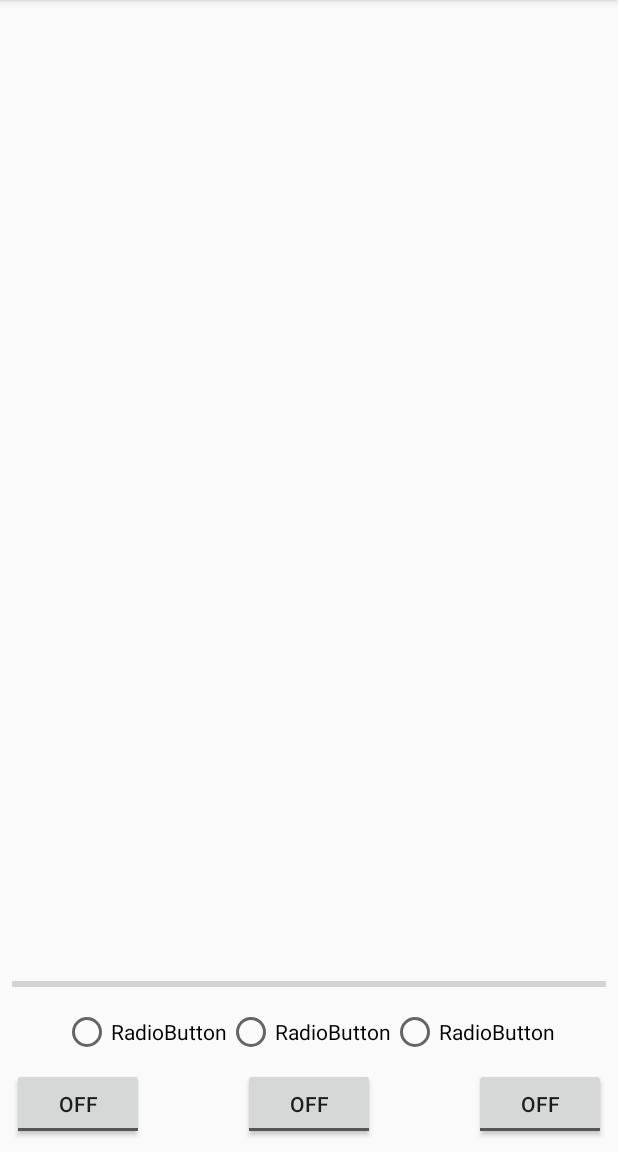
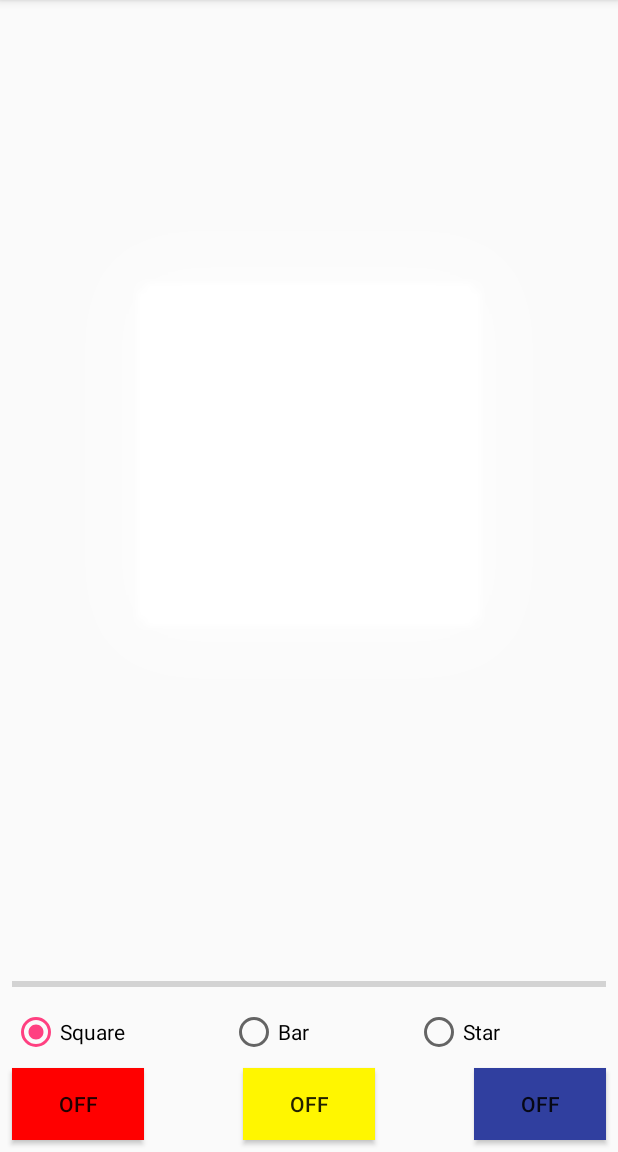
Before and after one commit to onero/MobileAssignmentGuiControls, an Android app: the HelloWorldActivity screen opened directly, with no data from a screen before it, on a phone screen of 412 x 824 dp, the part 84-1236 px from its top. Run offline under Robolectric (Android 15) with nearby library versions, the phone set to English and light mode, and no system bars.

Commit message:
Implemented RadioButtons

```diff
--- a/app/src/main/java/dk/adamino/mobileassignmentguicontrols/HelloWorldActivity.java
+++ b/app/src/main/java/dk/adamino/mobileassignmentguicontrols/HelloWorldActivity.java
@@ -1,16 +1,15 @@
 package dk.adamino.mobileassignmentguicontrols;
 
+import android.annotation.SuppressLint;
 import android.content.Context;
 import android.content.Intent;
-import android.graphics.Color;
 import android.support.v7.app.AppCompatActivity;
 import android.os.Bundle;
 import android.view.View;
 import android.widget.CompoundButton;
+import android.widget.ImageView;
 import android.widget.ProgressBar;
 import android.widget.RadioButton;
-import android.widget.RadioGroup;
-import android.widget.TextView;
 import android.widget.ToggleButton;
 
 import dk.adamino.mobileassignmentguicontrols.bll.ColorService;
@@ -18,11 +17,14 @@ import dk.adamino.mobileassignmentguicontrols.bll.IColorService;
 
 public class HelloWorldActivity extends AppCompatActivity {
 
-    private TextView mDisplayTextView;
+    private final int SQUARE_IMAGE_RES_ID = android.R.drawable.alert_light_frame;
+    private final int BAR_IMAGE_RES_ID = android.R.drawable.bottom_bar;
+    private final int STAR_RES_ID = android.R.drawable.star_big_off;
+
     private ProgressBar mProgressBar;
-    private RadioButton mRadioButtonOne, mRadioButtonTwo, mRadioButtonThree;
+    private RadioButton mSquareRadioButton, mBarRadioButton, mStarRadioButton;
     private ToggleButton mRedToggleButton, mYellowToggleButton, mBlueToggleButton;
-    private RadioGroup mRadioGroup;
+    private ImageView mDisplayImageView;
 
     private IColorService mColorService;
 
@@ -39,17 +41,36 @@ public class HelloWorldActivity extends AppCompatActivity {
 
         mColorService = new ColorService();
         initializeWidgets();
+        initializeRadioButtons();
+        initializeToggleButtons();
+        updateDisplay();
     }
 
     private void initializeWidgets(){
-        mDisplayTextView = findViewById(R.id.txtDisplayOne);
+        mDisplayImageView = findViewById(R.id.ivDisplay);
 
         mProgressBar = findViewById(R.id.pbProgress);
+    }
 
-        mRadioButtonOne = findViewById(R.id.rbtnValueOne);
-        mRadioButtonTwo = findViewById(R.id.rbtnValueTwo);
-        mRadioButtonThree = findViewById(R.id.rbtnValueThree);
+    private void initializeRadioButtons(){
+        View.OnClickListener ocl = new View.OnClickListener() {
+            @Override
+            public void onClick(View v) {
+                setImageResId(v);
+            }
+        };
 
+        mSquareRadioButton = findViewById(R.id.rbtnSquare);
+        mSquareRadioButton.setOnClickListener(ocl);
+
+        mBarRadioButton = findViewById(R.id.rbtnBar);
+        mBarRadioButton.setOnClickListener(ocl);
+
+        mStarRadioButton = findViewById(R.id.rbtnStar);
+        mStarRadioButton.setOnClickListener(ocl);
+    }
+
+    private void initializeToggleButtons(){
         CompoundButton.OnCheckedChangeListener occl = new CompoundButton.OnCheckedChangeListener() {
             @Override
             public void onCheckedChanged(CompoundButton buttonView, boolean isChecked) {
@@ -72,6 +93,25 @@ public class HelloWorldActivity extends AppCompatActivity {
                 mRedToggleButton.isChecked(),
                 mYellowToggleButton.isChecked(),
                 mBlueToggleButton.isChecked()));
-        mDisplayTextView.setBackgroundColor(color);
+        mDisplayImageView.setColorFilter(color);
+    }
+
+    private void setImageResId(View view){
+        RadioButton radio = (RadioButton) view;
+        int id = radio.getId();
+        switch (id){
+            case R.id.rbtnSquare:{
+                mDisplayImageView.setImageResource(SQUARE_IMAGE_RES_ID);
+                break;
+            }
+            case R.id.rbtnBar:{
+                mDisplayImageView.setImageResource(BAR_IMAGE_RES_ID);
+                break;
+            }
+            case R.id.rbtnStar:{
+                mDisplayImageView.setImageResource(STAR_RES_ID);
+                break;
+            }
+        }
     }
 }
--- a/app/src/main/res/layout/activity_hello_world.xml
+++ b/app/src/main/res/layout/activity_hello_world.xml
@@ -25,6 +25,7 @@
         android:layout_height="wrap_content"
         android:layout_marginBottom="8dp"
         android:layout_marginStart="8dp"
+        android:background="@color/kLindvedRed"
         android:checked="false"
         android:text="Red"
         app:layout_constraintBottom_toBottomOf="parent"
@@ -37,6 +38,7 @@
         android:layout_marginBottom="8dp"
         android:layout_marginEnd="8dp"
         android:layout_marginStart="8dp"
+        android:background="@color/kLindvedYellow"
         android:text="Yellow"
         app:layout_constraintBottom_toBottomOf="parent"
         app:layout_constraintEnd_toStartOf="@+id/tbtnBlue"
@@ -48,56 +50,58 @@
         android:layout_height="wrap_content"
         android:layout_marginBottom="8dp"
         android:layout_marginEnd="8dp"
+        android:background="@color/colorPrimaryDark"
         android:text="Blue"
         app:layout_constraintBottom_toBottomOf="parent"
         app:layout_constraintEnd_toEndOf="parent" />
 
     <RadioGroup
         android:id="@+id/radioGroup"
-        android:layout_width="wrap_content"
+        android:layout_width="0dp"
         android:layout_height="wrap_content"
         android:layout_marginBottom="8dp"
         android:layout_marginEnd="8dp"
         android:layout_marginStart="8dp"
+        android:checkedButton="@+id/rbtnSquare"
         android:orientation="horizontal"
         app:layout_constraintBottom_toTopOf="@+id/tbtnYellow"
         app:layout_constraintEnd_toEndOf="parent"
         app:layout_constraintStart_toStartOf="parent">
 
         <RadioButton
-            android:id="@+id/rbtnValueOne"
+            android:id="@+id/rbtnSquare"
             android:layout_width="wrap_content"
             android:layout_height="wrap_content"
             android:layout_weight="1"
-            android:text="RadioButton" />
+            android:text="Square" />
 
         <RadioButton
-            android:id="@+id/rbtnValueTwo"
+            android:id="@+id/rbtnBar"
             android:layout_width="wrap_content"
             android:layout_height="wrap_content"
             android:layout_weight="1"
-            android:text="RadioButton" />
+            android:text="Bar" />
 
         <RadioButton
-            android:id="@+id/rbtnValueThree"
+            android:id="@+id/rbtnStar"
             android:layout_width="wrap_content"
             android:layout_height="wrap_content"
             android:layout_weight="1"
-            android:text="RadioButton" />
+            android:text="Star" />
     </RadioGroup>
 
-    <TextView
-        android:id="@+id/txtDisplayOne"
+    <ImageView
+        android:id="@+id/ivDisplay"
         android:layout_width="0dp"
         android:layout_height="0dp"
         android:layout_marginBottom="8dp"
         android:layout_marginEnd="8dp"
         android:layout_marginStart="8dp"
         android:layout_marginTop="8dp"
-        android:textAlignment="center"
         app:layout_constraintBottom_toTopOf="@+id/pbProgress"
         app:layout_constraintEnd_toEndOf="parent"
         app:layout_constraintStart_toStartOf="parent"
-        app:layout_constraintTop_toTopOf="parent" />
+        app:layout_constraintTop_toTopOf="parent"
+        app:srcCompat="@android:drawable/alert_light_frame" />
 
 </android.support.constraint.ConstraintLayout>
--- a/app/src/main/res/values/colors.xml
+++ b/app/src/main/res/values/colors.xml
@@ -1,7 +1,7 @@
 <?xml version="1.0" encoding="utf-8"?>
 <resources>
     <color name="colorPrimary">#3F51B5</color>
-    <color name="colorPrimaryDark">#303F9F</color>
+    <color name="colorPrimaryDark">#303f9f</color>
     <color name="colorAccent">#FF4081</color>
     <color name="adaminoGreen">#51b46d</color>
     <color name="adaminoRed">#e15258</color>
```
